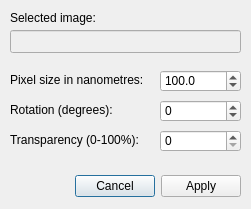
First picture: the form in gui/adjust_imported_image_dlg.ui, repository SBEMimage/SBEMimage, before the edit.
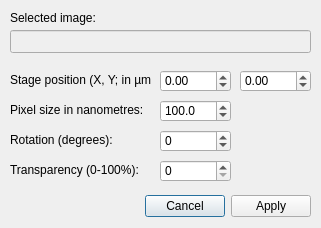
Second picture: the form after the edit.

Commit message: Add option to precisely adjust stage position for imported images

What changed in the file:
```diff
--- a/gui/adjust_imported_image_dlg.ui
+++ b/gui/adjust_imported_image_dlg.ui
@@ -6,8 +6,8 @@
    <rect>
     <x>0</x>
     <y>0</y>
-    <width>251</width>
-    <height>209</height>
+    <width>321</width>
+    <height>228</height>
    </rect>
   </property>
   <property name="windowTitle">
@@ -16,8 +16,8 @@
   <widget class="QDialogButtonBox" name="buttonBox">
    <property name="geometry">
     <rect>
-     <x>40</x>
-     <y>170</y>
+     <x>110</x>
+     <y>190</y>
      <width>201</width>
      <height>32</height>
     </rect>
@@ -33,8 +33,8 @@
    <property name="geometry">
     <rect>
      <x>160</x>
-     <y>70</y>
-     <width>81</width>
+     <y>100</y>
+     <width>71</width>
      <height>22</height>
     </rect>
    </property>
@@ -62,7 +62,7 @@
     <rect>
      <x>10</x>
      <y>30</y>
-     <width>231</width>
+     <width>301</width>
      <height>23</height>
     </rect>
    </property>
@@ -71,7 +71,7 @@
    <property name="geometry">
     <rect>
      <x>10</x>
-     <y>70</y>
+     <y>100</y>
      <width>161</width>
      <height>20</height>
     </rect>
@@ -97,7 +97,7 @@
    <property name="geometry">
     <rect>
      <x>10</x>
-     <y>130</y>
+     <y>160</y>
      <width>161</width>
      <height>20</height>
     </rect>
@@ -110,8 +110,8 @@
    <property name="geometry">
     <rect>
      <x>160</x>
-     <y>130</y>
-     <width>81</width>
+     <y>160</y>
+     <width>71</width>
      <height>22</height>
     </rect>
    </property>
@@ -129,8 +129,8 @@
    <property name="geometry">
     <rect>
      <x>160</x>
-     <y>100</y>
-     <width>81</width>
+     <y>130</y>
+     <width>71</width>
      <height>22</height>
     </rect>
    </property>
@@ -151,7 +151,7 @@
    <property name="geometry">
     <rect>
      <x>10</x>
-     <y>100</y>
+     <y>130</y>
      <width>161</width>
      <height>20</height>
     </rect>
@@ -160,6 +160,66 @@
     <string>Rotation (degrees):</string>
    </property>
   </widget>
+  <widget class="QDoubleSpinBox" name="doubleSpinBox_posY">
+   <property name="geometry">
+    <rect>
+     <x>240</x>
+     <y>70</y>
+     <width>71</width>
+     <height>22</height>
+    </rect>
+   </property>
+   <property name="layoutDirection">
+    <enum>Qt::LeftToRight</enum>
+   </property>
+   <property name="minimum">
+    <double>-1600.000000000000000</double>
+   </property>
+   <property name="maximum">
+    <double>1600.000000000000000</double>
+   </property>
+   <property name="singleStep">
+    <double>1.000000000000000</double>
+   </property>
+  </widget>
+  <widget class="QDoubleSpinBox" name="doubleSpinBox_posX">
+   <property name="geometry">
+    <rect>
+     <x>160</x>
+     <y>70</y>
+     <width>71</width>
+     <height>22</height>
+    </rect>
+   </property>
+   <property name="layoutDirection">
+    <enum>Qt::LeftToRight</enum>
+   </property>
+   <property name="minimum">
+    <double>-1600.000000000000000</double>
+   </property>
+   <property name="maximum">
+    <double>1600.000000000000000</double>
+   </property>
+   <property name="singleStep">
+    <double>1.000000000000000</double>
+   </property>
+   <property name="value">
+    <double>0.000000000000000</double>
+   </property>
+  </widget>
+  <widget class="QLabel" name="label_st_3">
+   <property name="geometry">
+    <rect>
+     <x>10</x>
+     <y>70</y>
+     <width>141</width>
+     <height>20</height>
+    </rect>
+   </property>
+   <property name="text">
+    <string>Stage position (X, Y; in µm):</string>
+   </property>
+  </widget>
  </widget>
  <resources/>
  <connections>
```
The commit also changes 2 other files.
